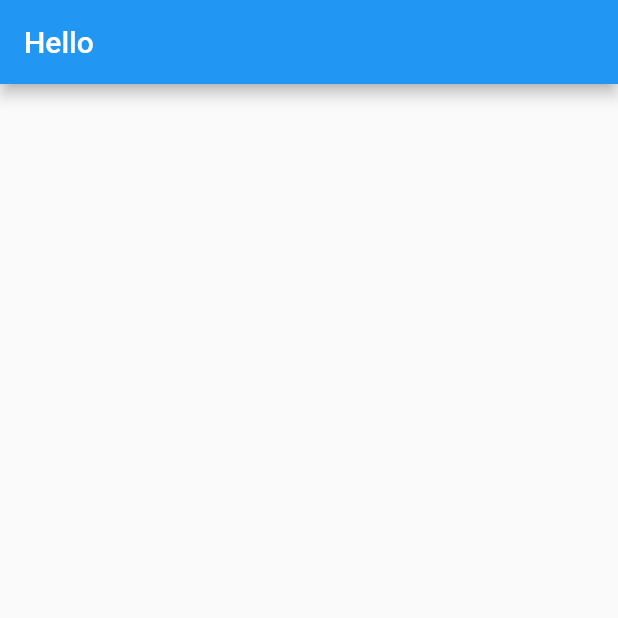
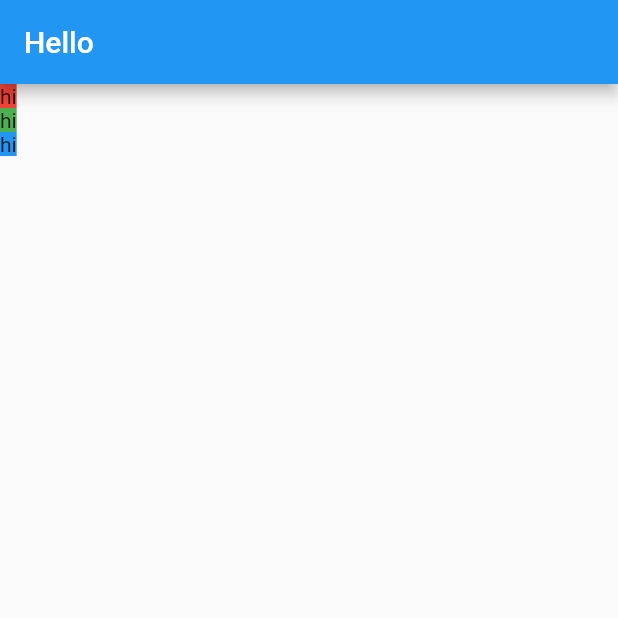
Before and after one commit to Annie-Huang/tourismandco, a Flutter app: the screen it shows after launch, on a phone screen of 412 x 824 dp, the top half of it. Run offline on Flutter 3.47's test engine with Material 2 defaults, Android fonts, the phone set to English and light mode, and no system bars.

Commit message:
Create 3 container as a Column children for body

```diff
--- a/lib/screens/location_detail/location_detail.dart
+++ b/lib/screens/location_detail/location_detail.dart
@@ -9,7 +9,28 @@ class LocationDetail extends StatelessWidget {
       appBar: AppBar(
         title: Text('Hello'),
       ),
-      body: Text(''),
+      body: Column(
+        children: [
+          Container(
+            decoration: BoxDecoration(
+              color: Colors.red,
+            ),
+            child: Text('hi'),
+          ),
+          Container(
+            decoration: BoxDecoration(
+              color: Colors.green,
+            ),
+            child: Text('hi'),
+          ),
+          Container(
+            decoration: BoxDecoration(
+              color: Colors.blue,
+            ),
+            child: Text('hi'),
+          )
+        ]
+      ),
     );
   }
 }
```
